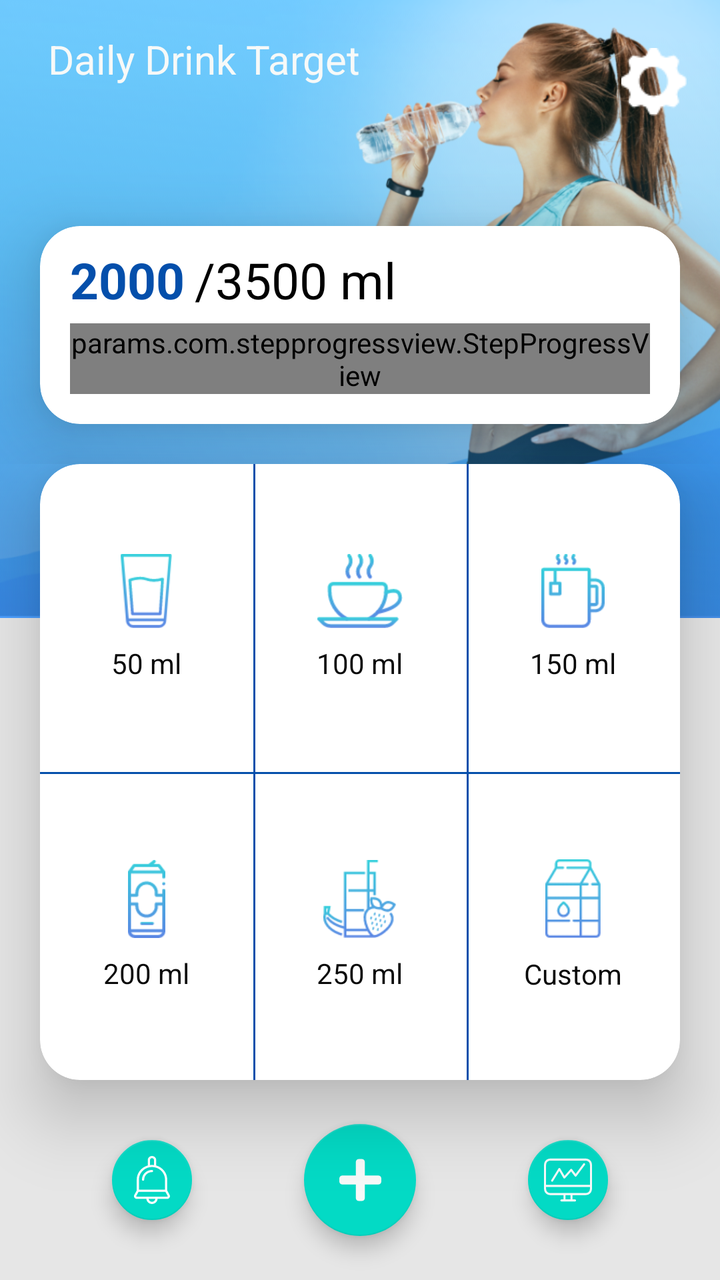
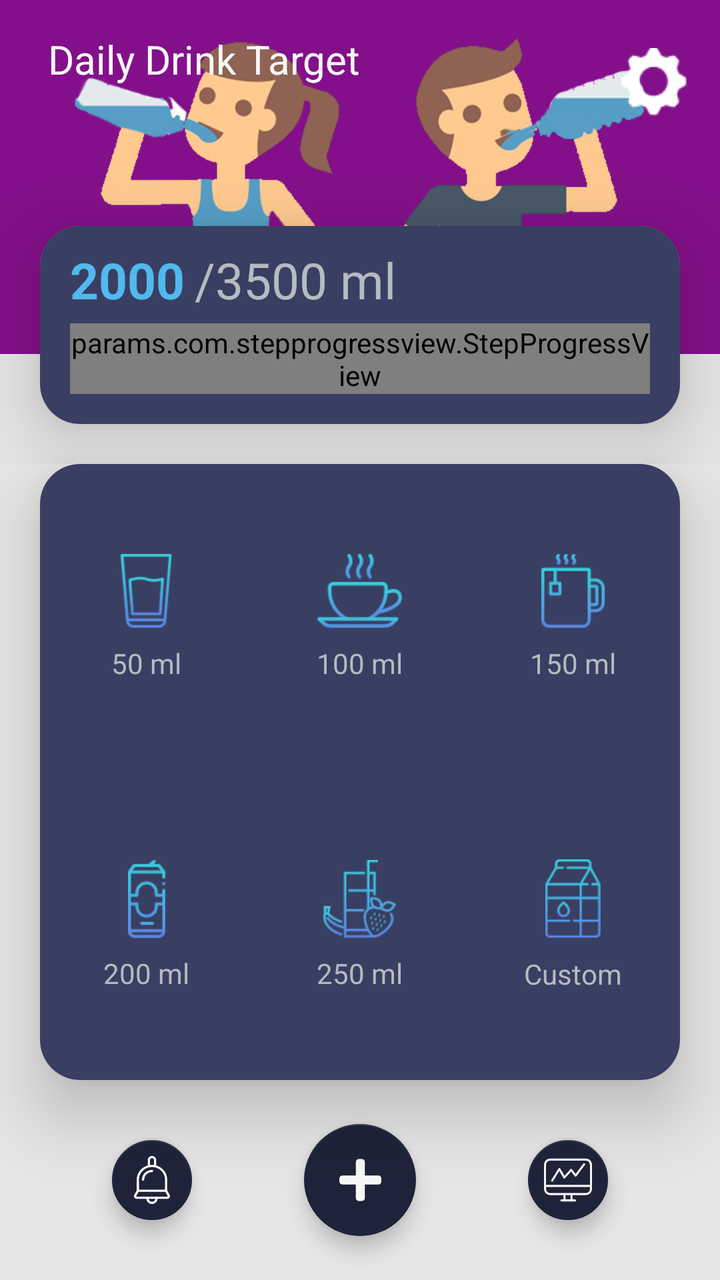

The first picture is an Android layout as it rendered before a commit; the second is the same layout after the commit. The layout source and the unified diff follow.
<!-- AndroidManifest.xml: application theme AppTheme -->
<!-- res/layout/water_activity_main.xml -->
<?xml version="1.0" encoding="utf-8"?>
<androidx.constraintlayout.widget.ConstraintLayout xmlns:android="http://schemas.android.com/apk/res/android"
    xmlns:app="http://schemas.android.com/apk/res-auto"
    xmlns:tools="http://schemas.android.com/tools"
    android:id="@+id/main_activity_parent"
    android:layout_width="match_parent"
    android:layout_height="match_parent"
    android:background="@color/gray_color"
    tools:context=".Water_MainActivity">



    <RelativeLayout
        android:id="@+id/banner"
        android:layout_width="match_parent"
        android:layout_height="wrap_content"
        android:background="@mipmap/water_banner_1212">

    </RelativeLayout>






    <ImageView
        android:id="@+id/btnMenu"
        android:layout_width="50dp"
        android:layout_height="50dp"
        android:layout_marginTop="16dp"
        android:layout_marginEnd="8dp"
        android:background="?attr/selectableItemBackground"
        android:padding="8dp"
        android:src="@mipmap/setting"
        app:layout_constraintEnd_toEndOf="parent"
        app:layout_constraintTop_toTopOf="parent" />

    <com.google.android.material.floatingactionbutton.FloatingActionButton
        android:id="@+id/btnNotific"
        android:layout_width="wrap_content"
        android:layout_height="wrap_content"
        android:layout_marginStart="8dp"
        android:layout_marginTop="8dp"
        android:layout_marginEnd="8dp"
        android:layout_marginBottom="8dp"
        android:padding="8dp"
        android:src="@drawable/ic_bell"

        app:fabSize="mini"
        app:layout_constraintBottom_toBottomOf="parent"
        app:layout_constraintEnd_toStartOf="@+id/fabAdd"
        app:layout_constraintStart_toStartOf="parent"
        app:layout_constraintTop_toBottomOf="@+id/cardView" />

    <com.google.android.material.floatingactionbutton.FloatingActionButton
        android:id="@+id/btnStats"
        android:layout_width="wrap_content"
        android:layout_height="wrap_content"
        android:layout_marginStart="8dp"
        android:layout_marginTop="8dp"
        android:layout_marginEnd="8dp"
        android:layout_marginBottom="8dp"
        android:padding="8dp"
        android:src="@drawable/ic_stats"
        app:fabSize="mini"
        app:layout_constraintBottom_toBottomOf="parent"
        app:layout_constraintEnd_toEndOf="parent"
        app:layout_constraintStart_toEndOf="@+id/fabAdd"
        app:layout_constraintTop_toBottomOf="@+id/cardView" />

    <com.google.android.material.floatingactionbutton.FloatingActionButton
        android:id="@+id/fabAdd"
        android:layout_width="wrap_content"
        android:layout_height="wrap_content"
        android:layout_marginStart="8dp"
        android:layout_marginTop="8dp"
        android:layout_marginEnd="8dp"
        android:layout_marginBottom="8dp"
        android:clickable="true"
        app:layout_constraintBottom_toBottomOf="parent"
        app:layout_constraintEnd_toEndOf="parent"
        app:layout_constraintStart_toStartOf="parent"
        app:layout_constraintTop_toBottomOf="@+id/cardView"
        app:srcCompat="@drawable/ic_plus_solid" />

    <RelativeLayout
        android:id="@+id/rere"
        android:layout_width="match_parent"
        android:layout_height="wrap_content"
        app:layout_constraintStart_toStartOf="parent"
        app:layout_constraintTop_toTopOf="parent">
    <TextView
        android:id="@+id/textView5"
        android:layout_width="wrap_content"
        android:layout_height="wrap_content"
        android:layout_marginStart="24dp"
        android:layout_marginTop="16dp"
        android:text="Daily Drink Target"
        android:textColor="@color/colorWhite"
        android:textSize="20sp"
        />

        <androidx.cardview.widget.CardView
            android:id="@+id/cardviewone"
            android:layout_below="@+id/textView5"
            android:layout_width="match_parent"
            android:layout_height="wrap_content"
            android:layout_marginLeft="20dp"
            android:layout_marginRight="20dp"
            android:layout_marginBottom="20dp"
            android:layout_marginTop="70dp"
            android:orientation="horizontal"
            app:cardCornerRadius="20dp"
            app:cardElevation="20dip">

            <RelativeLayout
                android:layout_width="match_parent"
                android:layout_height="wrap_content">

                <RelativeLayout
                    android:id="@+id/progress_data"
                    android:layout_width="match_parent"
                    android:layout_marginTop="10dp"
                    android:layout_height="wrap_content">

                    <TextView
                        android:id="@+id/tvIntook"
                        android:layout_width="wrap_content"
                        android:layout_height="wrap_content"
                        android:layout_marginLeft="@dimen/text_15"
                        android:text="2000"
                        android:layout_marginRight="5dp"
                        android:textColor="@color/colorPrimaryDark"
                        android:textSize="25sp"
                        android:textStyle="bold" />

                    <TextView
                        android:id="@+id/tvTotalIntake"
                        android:layout_width="wrap_content"
                        android:layout_height="wrap_content"
                        android:layout_toRightOf="@+id/tvIntook"
                        android:text="/3500 ml"
                        android:textColor="@color/black"
                        android:textSize="25sp"

                        />

                </RelativeLayout>

                <RelativeLayout
                    android:layout_width="match_parent"
                    android:layout_below="@+id/progress_data"
                    android:layout_marginTop="5dp"
                    android:layout_marginBottom="@dimen/text_15"
                    android:layout_height="wrap_content">

                    <params.com.stepprogressview.StepProgressView
                        android:id="@+id/intakeProgress"
                        android:layout_width="match_parent"
                        android:layout_height="wrap_content"
                        android:layout_gravity="center_horizontal"
                        android:layout_marginStart="15dp"
                        android:layout_marginEnd="15dp"
                        android:maxWidth="5dp"
                        app:currentProgress="60"
                        app:markerColor="@color/colorSkyBlue"
                        app:markers="100"
                        app:progressBackgroundColor="#98EEF4"
                        app:progressBarHeight="10dp"
                        app:progressColor="@color/colorSkyBlue"
                        app:textColor="@color/black"
                        app:textMargin="5dp"
                        app:textSize="15sp"
                        app:totalProgress="130" />
                </RelativeLayout>
            </RelativeLayout>

        </androidx.cardview.widget.CardView>
    </RelativeLayout>


    <androidx.cardview.widget.CardView
        android:id="@+id/cardView"
        android:layout_width="0dp"
        android:layout_height="0dp"
        android:layout_marginStart="20dp"
        android:layout_marginEnd="20dp"
        android:layout_marginBottom="100dp"
        app:layout_constraintBottom_toBottomOf="parent"
        app:cardCornerRadius="20dp"
        app:cardElevation="20dp"
        app:layout_constraintEnd_toEndOf="parent"
        app:layout_constraintHeight_max="00dp"
        app:layout_constraintStart_toStartOf="parent"
        app:layout_constraintTop_toBottomOf="@+id/rere">

        <androidx.constraintlayout.widget.ConstraintLayout
            android:layout_width="match_parent"
            android:layout_height="match_parent">

            <View
                style="@style/DividerHorizontal"
                app:layout_constraintStart_toStartOf="parent"
                app:layout_constraintTop_toBottomOf="@id/constraintLayout2" />

            <androidx.constraintlayout.widget.ConstraintLayout
                android:id="@+id/constraintLayout2"
                android:layout_width="0dp"
                android:layout_height="0dp"
                android:orientation="horizontal"
                app:layout_constraintBottom_toTopOf="@+id/constraintLayout3"
                app:layout_constraintEnd_toEndOf="parent"
                app:layout_constraintStart_toStartOf="parent"
                app:layout_constraintTop_toTopOf="parent">

                <LinearLayout
                    android:id="@+id/op50ml"
                    android:layout_width="0dp"
                    android:layout_height="0dp"
                    android:background="?attr/selectableItemBackground"
                    android:clickable="true"
                    android:gravity="center"
                    android:orientation="vertical"
                    app:layout_constraintBottom_toBottomOf="parent"
                    app:layout_constraintEnd_toStartOf="@+id/op100ml"
                    app:layout_constraintStart_toStartOf="parent"
                    app:layout_constraintTop_toTopOf="parent">

                    <ImageView
                        android:layout_width="wrap_content"
                        android:layout_height="wrap_content"
                        android:background="@mipmap/ic_glass" />

                    <TextView
                        android:layout_width="wrap_content"
                        android:layout_height="wrap_content"
                        android:layout_marginTop="8dp"
                        android:text="50 ml"
                        android:textColor="@color/colorBlack" />
                </LinearLayout>

                <View
                    style="@style/DividerVertical"
                    app:layout_constraintStart_toEndOf="@id/op50ml"
                    app:layout_constraintTop_toBottomOf="parent" />

                <View
                    style="@style/DividerVertical"
                    app:layout_constraintStart_toEndOf="@id/op100ml"
                    app:layout_constraintTop_toBottomOf="parent" />

                <LinearLayout
                    android:id="@+id/op100ml"
                    android:layout_width="0dp"
                    android:layout_height="0dp"
                    android:background="?attr/selectableItemBackground"
                    android:clickable="true"
                    android:gravity="center"
                    android:orientation="vertical"
                    app:layout_constraintBottom_toBottomOf="parent"
                    app:layout_constraintEnd_toStartOf="@+id/op150ml"
                    app:layout_constraintStart_toEndOf="@+id/op50ml"
                    app:layout_constraintTop_toTopOf="parent">

                    <ImageView
                        android:layout_width="wrap_content"
                        android:layout_height="wrap_content"
                        android:background="@mipmap/ic_cofee" />

                    <TextView
                        android:layout_width="wrap_content"
                        android:layout_height="wrap_content"
                        android:layout_marginTop="8dp"
                        android:text="100 ml"
                        android:textColor="@color/colorBlack" />

                </LinearLayout>

                <LinearLayout
                    android:id="@+id/op150ml"
                    android:layout_width="0dp"
                    android:layout_height="0dp"
                    android:background="?attr/selectableItemBackground"
                    android:clickable="true"
                    android:gravity="center"
                    android:orientation="vertical"
                    app:layout_constraintBottom_toBottomOf="parent"
                    app:layout_constraintEnd_toEndOf="parent"
                    app:layout_constraintStart_toEndOf="@+id/op100ml"
                    app:layout_constraintTop_toTopOf="parent">

                    <ImageView
                        android:layout_width="wrap_content"
                        android:layout_height="wrap_content"
                        android:background="@mipmap/ic_tea"
                        />

                    <TextView
                        android:layout_width="wrap_content"
                        android:layout_height="wrap_content"
                        android:layout_marginTop="8dp"
                        android:text="150 ml"
                        android:textColor="@color/colorBlack" />

                </LinearLayout>
            </androidx.constraintlayout.widget.ConstraintLayout>

            <androidx.constraintlayout.widget.ConstraintLayout
                android:id="@+id/constraintLayout3"
                android:layout_width="0dp"
                android:layout_height="0dp"
                android:orientation="horizontal"
                app:layout_constraintBottom_toBottomOf="parent"
                app:layout_constraintEnd_toEndOf="parent"
                app:layout_constraintStart_toStartOf="parent"
                app:layout_constraintTop_toBottomOf="@+id/constraintLayout2">

                <View
                    style="@style/DividerVertical"

                    app:layout_constraintStart_toEndOf="@id/op200ml"
                    app:layout_constraintTop_toBottomOf="parent" />

                <View
                    style="@style/DividerVertical"
                    app:layout_constraintStart_toEndOf="@id/op250ml"
                    app:layout_constraintTop_toBottomOf="parent" />

                <LinearLayout
                    android:id="@+id/op200ml"
                    android:layout_width="0dp"
                    android:layout_height="0dp"
                    android:background="?attr/selectableItemBackground"
                    android:clickable="true"
                    android:gravity="center"
                    android:orientation="vertical"
                    app:layout_constraintBottom_toBottomOf="parent"
                    app:layout_constraintEnd_toStartOf="@+id/op250ml"
                    app:layout_constraintStart_toStartOf="parent"
                    app:layout_constraintTop_toTopOf="parent">

                    <ImageView
                        android:layout_width="wrap_content"
                        android:layout_height="wrap_content"
                        android:background="@mipmap/ic_cola"/>

                    <TextView
                        android:layout_width="wrap_content"
                        android:layout_height="wrap_content"
                        android:layout_marginTop="8dp"
                        android:text="200 ml"
                        android:textColor="@color/colorBlack" />

                </LinearLayout>

                <LinearLayout
                    android:id="@+id/op250ml"
                    android:layout_width="0dp"
                    android:layout_height="0dp"
                    android:background="?attr/selectableItemBackground"
                    android:clickable="true"
                    android:gravity="center"
                    android:orientation="vertical"
                    app:layout_constraintBottom_toBottomOf="parent"
                    app:layout_constraintEnd_toStartOf="@+id/opCustom"
                    app:layout_constraintStart_toEndOf="@+id/op200ml"
                    app:layout_constraintTop_toTopOf="parent">

                    <ImageView
                        android:layout_width="wrap_content"
                        android:layout_height="wrap_content"
                        android:background="@mipmap/ic_juice"
                        />

                    <TextView
                        android:layout_width="wrap_content"
                        android:layout_height="wrap_content"
                        android:layout_marginTop="8dp"
                        android:text="250 ml"
                        android:textColor="@color/colorBlack" />

                </LinearLayout>

                <LinearLayout
                    android:id="@+id/opCustom"
                    android:layout_width="0dp"
                    android:layout_height="0dp"
                    android:background="?attr/selectableItemBackground"
                    android:clickable="true"
                    android:gravity="center"
                    android:orientation="vertical"
                    app:layout_constraintBottom_toBottomOf="parent"
                    app:layout_constraintEnd_toEndOf="parent"
                    app:layout_constraintStart_toEndOf="@+id/op250ml"
                    app:layout_constraintTop_toTopOf="parent">

                    <ImageView
                        android:layout_width="wrap_content"
                        android:layout_height="wrap_content"
                        app:srcCompat="@mipmap/ic_milk" />

                    <TextView
                        android:id="@+id/tvCustom"
                        android:layout_width="wrap_content"
                        android:layout_height="wrap_content"
                        android:layout_marginTop="8dp"
                        android:text="Custom"
                        android:textColor="@color/colorBlack" />

                </LinearLayout>
            </androidx.constraintlayout.widget.ConstraintLayout>
        </androidx.constraintlayout.widget.ConstraintLayout>
    </androidx.cardview.widget.CardView>




</androidx.constraintlayout.widget.ConstraintLayout>
<!-- resources referenced by this layout -->
<resources>
  <color name="black">#000000</color>
  <color name="colorBlack">#090909</color>
  <color name="colorPrimaryDark">#044fab</color>
  <color name="colorSkyBlue">#03BBFF</color>
  <color name="colorWhite">#F7F9F8</color>
  <color name="gray_color">#E6E6E6</color>
  <dimen name="text_15">15sp</dimen>
  <!-- drawable ic_plus_solid (drawable) -->
  <vector xmlns:android="http://schemas.android.com/apk/res/android" android:height="24dp"
          android:viewportHeight="512" android:viewportWidth="448" android:width="21dp">
      <path android:fillColor="@color/colorWhite"
            android:pathData="M416,208H272V64c0,-17.67 -14.33,-32 -32,-32h-32c-17.67,0 -32,14.33 -32,32v144H32c-17.67,0 -32,14.33 -32,32v32c0,17.67 14.33,32 32,32h144v144c0,17.67 14.33,32 32,32h32c17.67,0 32,-14.33 32,-32V304h144c17.67,0 32,-14.33 32,-32v-32c0,-17.67 -14.33,-32 -32,-32z"/>
  </vector>
  <!-- drawable ic_stats (drawable) -->
  <vector xmlns:android="http://schemas.android.com/apk/res/android" android:height="24dp"
          android:viewportHeight="372" android:viewportWidth="372" android:width="24dp">
      <path android:fillColor="@color/colorWhite"
            android:pathData="M320,19.6H52c-25.12,0 -52,13.68 -52,52v179.68c0,38.32 26.88,52 52,52h99.2v33.12h-16.48c-4.418,0 -8,3.582 -8,8s3.582,8 8,8h105.6c4.418,0 8,-3.582 8,-8s-3.582,-8 -8,-8H220.8v-33.12H320c38.32,0 52,-26.88 52,-52V71.6C372,33.28 345.12,19.6 320,19.6zM204.8,336.4h-37.6v-33.12h37.6V336.4zM356,251.28c0,10.8 -3.52,36 -36,36H52c-10.8,0 -36,-3.52 -36,-36v-11.44h340V251.28zM356,223.92H16v-152c0,-32.48 25.2,-36 36,-36h268c10.8,0 36,3.52 36,36V223.92z"/>
      <path android:fillColor="@color/colorWhite"
            android:pathData="M315.69,57.359c-3.532,-2.654 -8.547,-1.942 -11.201,1.59c-0.003,0.004 -0.006,0.007 -0.008,0.011l0.4,0l-59.68,80l-28,-36.4c-1.458,-1.897 -3.689,-3.042 -6.08,-3.12c-2.381,-0.068 -4.669,0.93 -6.24,2.72L159.28,154l-33.44,-57.12c-1.426,-2.405 -4.004,-3.891 -6.8,-3.92c-2.808,-0.016 -5.42,1.441 -6.88,3.84L56.96,186c-2.841,3.384 -2.4,8.43 0.984,11.271c3.384,2.841 8.43,2.4 11.271,-0.984c0.573,-0.682 1.027,-1.455 1.345,-2.287l48,-78.24l32,55.12c2.231,3.814 7.131,5.096 10.945,2.865c0.724,-0.424 1.377,-0.959 1.935,-1.585L210,120.08l28.56,37.12c1.634,1.85 3.937,2.972 6.4,3.12c2.49,-0.025 4.826,-1.208 6.32,-3.2l66,-88.56C319.934,65.028 319.222,60.013 315.69,57.359z"/>
  </vector>
  <!-- mipmap water_banner_1212: png bitmap (mipmap-xhdpi, 384621 bytes) -->
  <style name="DividerHorizontal">
          <item name="android:layout_width">match_parent</item>
          <item name="android:layout_height">1dp</item>
          <item name="android:background">@color/colorPrimaryDark</item>
      </style>
  <style name="DividerVertical">
          <item name="android:layout_width">1dp</item>
          <item name="android:layout_height">match_parent</item>
          <item name="android:background">@color/colorPrimaryDark</item>
      </style>
  <style name="AppTheme" parent="Theme.AppCompat.Light.DarkActionBar">
          
          <item name="colorPrimary">@color/colorPrimary</item>
          <item name="colorPrimaryDark">@color/colorPrimaryDark</item>
          <item name="colorAccent">@color/colorAccent</item>
      </style>
  <color name="colorPrimary">#36D1DC</color>
  <color name="colorAccent">#03DAC5</color>
  <!-- unchanged entries left out for length: 8 -->
</resources>

<!-- the commit's change to res/layout/water_activity_main.xml (unified diff, before → after) -->
@@ -14,7 +14,7 @@
         android:id="@+id/banner"
         android:layout_width="match_parent"
         android:layout_height="wrap_content"
-        android:background="@mipmap/water_banner_1212">
+        android:background="@mipmap/water_ban">
 
     </RelativeLayout>
 
@@ -115,7 +115,8 @@
 
             <RelativeLayout
                 android:layout_width="match_parent"
-                android:layout_height="wrap_content">
+                android:layout_height="wrap_content"
+                android:background="#393F62">
 
                 <RelativeLayout
                     android:id="@+id/progress_data"
@@ -130,7 +131,7 @@
                         android:layout_marginLeft="@dimen/text_15"
                         android:text="2000"
                         android:layout_marginRight="5dp"
-                        android:textColor="@color/colorPrimaryDark"
+                        android:textColor="#51B9EE"
                         android:textSize="25sp"
                         android:textStyle="bold" />
 
@@ -140,7 +141,7 @@
                         android:layout_height="wrap_content"
                         android:layout_toRightOf="@+id/tvIntook"
                         android:text="/3500 ml"
-                        android:textColor="@color/black"
+                        android:textColor="@color/textColor"
                         android:textSize="25sp"
 
                         />
@@ -168,7 +169,7 @@
                         app:progressBackgroundColor="#98EEF4"
                         app:progressBarHeight="10dp"
                         app:progressColor="@color/colorSkyBlue"
-                        app:textColor="@color/black"
+                        app:textColor="@color/white"
                         app:textMargin="5dp"
                         app:textSize="15sp"
                         app:totalProgress="130" />
@@ -196,7 +197,8 @@
 
         <androidx.constraintlayout.widget.ConstraintLayout
             android:layout_width="match_parent"
-            android:layout_height="match_parent">
+            android:layout_height="match_parent"
+            android:background="#EBEBEB">
 
             <View
                 style="@style/DividerHorizontal"
@@ -217,7 +219,7 @@
                     android:id="@+id/op50ml"
                     android:layout_width="0dp"
                     android:layout_height="0dp"
-                    android:background="?attr/selectableItemBackground"
+                    android:background="#393F62"
                     android:clickable="true"
                     android:gravity="center"
                     android:orientation="vertical"
@@ -225,6 +227,7 @@
                     app:layout_constraintEnd_toStartOf="@+id/op100ml"
                     app:layout_constraintStart_toStartOf="parent"
                     app:layout_constraintTop_toTopOf="parent">
+                    
 
                     <ImageView
                         android:layout_width="wrap_content"
@@ -236,7 +239,7 @@
                         android:layout_height="wrap_content"
                         android:layout_marginTop="8dp"
                         android:text="50 ml"
-                        android:textColor="@color/colorBlack" />
+                        android:textColor="@color/textColor" />
                 </LinearLayout>
 
                 <View
@@ -253,7 +256,7 @@
                     android:id="@+id/op100ml"
                     android:layout_width="0dp"
                     android:layout_height="0dp"
-                    android:background="?attr/selectableItemBackground"
+                    android:background="#393F62"
                     android:clickable="true"
                     android:gravity="center"
                     android:orientation="vertical"
@@ -272,7 +275,7 @@
                         android:layout_height="wrap_content"
                         android:layout_marginTop="8dp"
                         android:text="100 ml"
-                        android:textColor="@color/colorBlack" />
+                        android:textColor="@color/textColor" />
 
                 </LinearLayout>
 
@@ -280,7 +283,7 @@
                     android:id="@+id/op150ml"
                     android:layout_width="0dp"
                     android:layout_height="0dp"
-                    android:background="?attr/selectableItemBackground"
+                    android:background="#393F62"
                     android:clickable="true"
                     android:gravity="center"
                     android:orientation="vertical"
@@ -300,7 +303,7 @@
                         android:layout_height="wrap_content"
                         android:layout_marginTop="8dp"
                         android:text="150 ml"
-                        android:textColor="@color/colorBlack" />
+                        android:textColor="@color/textColor" />
 
                 </LinearLayout>
             </androidx.constraintlayout.widget.ConstraintLayout>
@@ -330,7 +333,7 @@
                     android:id="@+id/op200ml"
                     android:layout_width="0dp"
                     android:layout_height="0dp"
-                    android:background="?attr/selectableItemBackground"
+                    android:background="#393F62"
                     android:clickable="true"
                     android:gravity="center"
                     android:orientation="vertical"
@@ -349,7 +352,7 @@
                         android:layout_height="wrap_content"
                         android:layout_marginTop="8dp"
                         android:text="200 ml"
-                        android:textColor="@color/colorBlack" />
+                        android:textColor="@color/textColor" />
 
                 </LinearLayout>
 
@@ -357,7 +360,7 @@
                     android:id="@+id/op250ml"
                     android:layout_width="0dp"
                     android:layout_height="0dp"
-                    android:background="?attr/selectableItemBackground"
+                    android:background="#393F62"
                     android:clickable="true"
                     android:gravity="center"
                     android:orientation="vertical"
@@ -377,7 +380,7 @@
                         android:layout_height="wrap_content"
                         android:layout_marginTop="8dp"
                         android:text="250 ml"
-                        android:textColor="@color/colorBlack" />
+                        android:textColor="@color/textColor" />
 
                 </LinearLayout>
 
@@ -385,7 +388,7 @@
                     android:id="@+id/opCustom"
                     android:layout_width="0dp"
                     android:layout_height="0dp"
-                    android:background="?attr/selectableItemBackground"
+                    android:background="#393F62"
                     android:clickable="true"
                     android:gravity="center"
                     android:orientation="vertical"
@@ -405,7 +408,7 @@
                         android:layout_height="wrap_content"
                         android:layout_marginTop="8dp"
                         android:text="Custom"
-                        android:textColor="@color/colorBlack" />
+                        android:textColor="@color/textColor" />
 
                 </LinearLayout>
             </androidx.constraintlayout.widget.ConstraintLayout>
<!-- resource entries referenced after the edit -->
@@ -1,11 +1,11 @@
 <!-- resources referenced by this layout -->
 <resources>
-  <color name="black">#000000</color>
-  <color name="colorBlack">#090909</color>
-  <color name="colorPrimaryDark">#044fab</color>
+  <color name="colorPrimaryDark">#1F2339</color>
   <color name="colorSkyBlue">#03BBFF</color>
   <color name="colorWhite">#F7F9F8</color>
   <color name="gray_color">#E6E6E6</color>
+  <color name="textColor">#ffb4bcc0</color>
+  <color name="white">#ffffff</color>
   <dimen name="text_15">15sp</dimen>
   <!-- drawable ic_plus_solid (drawable) -->
   <vector xmlns:android="http://schemas.android.com/apk/res/android" android:height="24dp"
@@ -21,7 +21,7 @@
       <path android:fillColor="@color/colorWhite"
             android:pathData="M315.69,57.359c-3.532,-2.654 -8.547,-1.942 -11.201,1.59c-0.003,0.004 -0.006,0.007 -0.008,0.011l0.4,0l-59.68,80l-28,-36.4c-1.458,-1.897 -3.689,-3.042 -6.08,-3.12c-2.381,-0.068 -4.669,0.93 -6.24,2.72L159.28,154l-33.44,-57.12c-1.426,-2.405 -4.004,-3.891 -6.8,-3.92c-2.808,-0.016 -5.42,1.441 -6.88,3.84L56.96,186c-2.841,3.384 -2.4,8.43 0.984,11.271c3.384,2.841 8.43,2.4 11.271,-0.984c0.573,-0.682 1.027,-1.455 1.345,-2.287l48,-78.24l32,55.12c2.231,3.814 7.131,5.096 10.945,2.865c0.724,-0.424 1.377,-0.959 1.935,-1.585L210,120.08l28.56,37.12c1.634,1.85 3.937,2.972 6.4,3.12c2.49,-0.025 4.826,-1.208 6.32,-3.2l66,-88.56C319.934,65.028 319.222,60.013 315.69,57.359z"/>
   </vector>
-  <!-- mipmap water_banner_1212: png bitmap (mipmap-xhdpi, 384621 bytes) -->
+  <!-- mipmap water_ban: png bitmap (mipmap-xhdpi, 81571 bytes) -->
   <style name="DividerHorizontal">
           <item name="android:layout_width">match_parent</item>
           <item name="android:layout_height">1dp</item>
@@ -38,8 +38,8 @@
           <item name="colorPrimaryDark">@color/colorPrimaryDark</item>
           <item name="colorAccent">@color/colorAccent</item>
       </style>
-  <color name="colorPrimary">#36D1DC</color>
-  <color name="colorAccent">#03DAC5</color>
+  <color name="colorPrimary">#434A71</color>
+  <color name="colorAccent">#1F2339</color>
   <!-- unchanged entries left out for length: 8 -->
 </resources>
 
